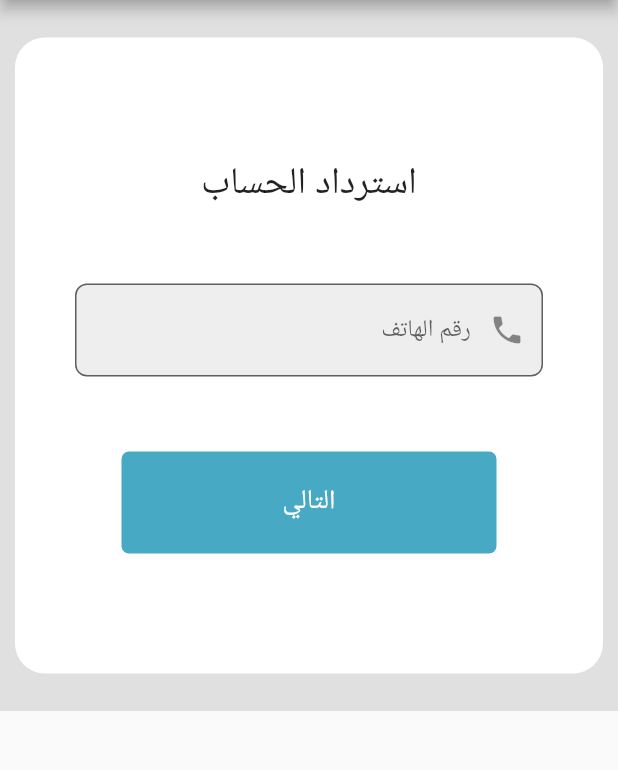
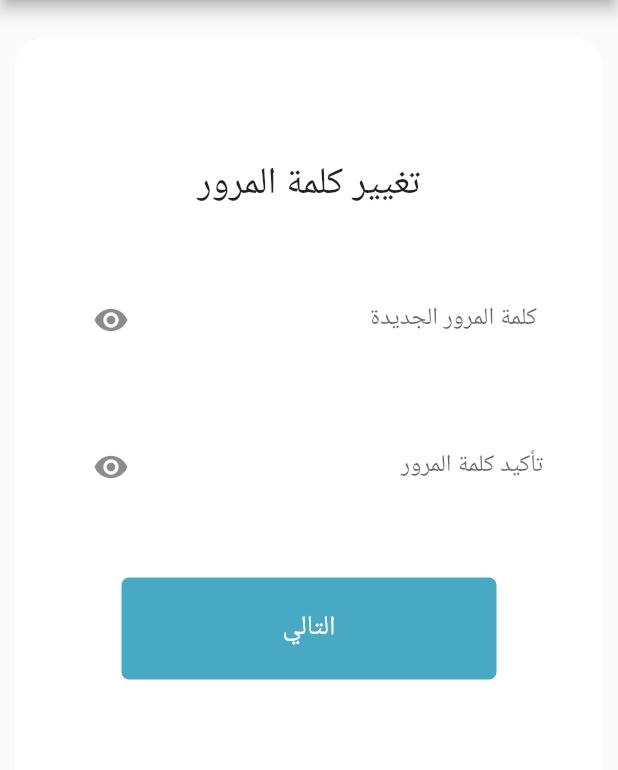
Before and after one commit to AliKireedan/tutorme, a Flutter app: the screen it shows after launch, on a phone screen of 412 x 824 dp, the part 84-854 px from its top. Run offline on Flutter 3.47's test engine with Material 2 defaults, Android fonts, the phone set to English and light mode, and no system bars; Roboto replaces fonts that are missing (Arial Hebrew, Tajwal).

Commit message:
Adding pages and fixing somethings

```diff
--- a/lib/main.dart
+++ b/lib/main.dart
@@ -3,7 +3,9 @@ import 'package:graduation_project/pages/Acount_Page.dart';
 import 'package:graduation_project/pages/CategoryPage.dart';
 import 'package:graduation_project/pages/MainScreen.dart';
 import 'package:graduation_project/pages/MessagePage.dart';
+import 'package:graduation_project/pages/Password%20Change.dart';
 import 'package:graduation_project/pages/Recover_Account.dart';
+import 'package:graduation_project/pages/Recover_Account_Code.dart';
 import 'package:graduation_project/pages/RegisterPage.dart';
 import 'package:graduation_project/pages/loginScreen.dart';
 import 'package:graduation_project/pages/rulesPage.dart';
@@ -25,7 +27,7 @@ class MyApp extends StatelessWidget {
     return MaterialApp(
       debugShowCheckedModeBanner: false,
       theme: ThemeData(),
-      home: RecoverAccount(),
+      home: PassChangeScreen(),
     );
   }
 }
--- /dev/null
+++ b/lib/pages/Password Change.dart
@@ -0,0 +1,103 @@
+import 'package:flutter/cupertino.dart';
+import 'package:flutter/material.dart';
+import 'package:graduation_project/Widgets/AppBar.dart';
+import 'package:graduation_project/main.dart';
+
+import 'Recover_Account_Code.dart';
+
+class PassChangeScreen extends StatefulWidget {
+  @override
+  State<PassChangeScreen> createState() => _PassChangeScreenState();
+}
+
+class _PassChangeScreenState extends State<PassChangeScreen> {
+  bool _isObscure2 = false;
+  bool _isObscure = false;
+
+  @override
+  Widget build(BuildContext context) {
+    return Directionality(
+      textDirection: TextDirection.rtl,
+      child: Scaffold(
+        appBar: buildAppBar('إسترداد الحساب'),
+        body: SingleChildScrollView(
+          child: Container(
+            child: Padding(
+              padding: const EdgeInsets.symmetric(horizontal: 10, vertical: 25),
+              child: Container(
+                padding: EdgeInsets.symmetric(horizontal: 40, vertical: 80),
+                decoration: BoxDecoration(
+                  color: Colors.white,
+                  borderRadius: BorderRadius.circular(20),
+                ),
+                child: Column(
+                  children: <Widget>[
+                    Text(
+                      'تغيير كلمة المرور',
+                      style: TextStyle(fontSize: 25),
+                    ),
+                    SizedBox(
+                      height: 50,
+                    ),
+                    TextFormField(
+                      obscureText: _isObscure,
+                      decoration: InputDecoration(
+                          border: InputBorder.none,
+                          hintText: ' كلمة المرور الجديدة',
+                          suffixIcon: IconButton(
+                              onPressed: () {
+                                setState(() {
+                                  _isObscure = !_isObscure;
+                                });
+                              },
+                              icon: Icon(Icons.remove_red_eye))),
+                    ),
+                    SizedBox(
+                      height: 50,
+                    ),
+                    TextFormField(
+                      obscureText: _isObscure2,
+                      decoration: InputDecoration(
+                          border: InputBorder.none,
+                          hintText: 'تأكيد كلمة المرور',
+                          suffixIcon: IconButton(
+                              onPressed: () {
+                                setState(() {
+                                  _isObscure2 = !_isObscure2;
+                                });
+                              },
+                              icon: Icon(Icons.remove_red_eye))),
+                    ),
+                    SizedBox(
+                      height: 50,
+                    ),
+                    Container(
+                        width: 250,
+                        padding:
+                            EdgeInsets.symmetric(vertical: 10, horizontal: 15),
+                        decoration: BoxDecoration(
+                            color: Color(0xff48A9C5),
+                            borderRadius: BorderRadius.circular(5)),
+                        child: MaterialButton(
+                            onPressed: () {
+                              Navigator.push(
+                                  context,
+                                  MaterialPageRoute(
+                                      builder: (context) =>
+                                          HomePage()));
+                            },
+                            child: Text("التالي",
+                                style: TextStyle(
+                                    fontSize: 18,
+                                    color: Colors.white,
+                                    fontFamily: 'Arial Hebrew')))),
+                  ],
+                ),
+              ),
+            ),
+          ),
+        ),
+      ),
+    );
+  }
+}
```
Also changed, not shown: lib/pages/Recover_Account.dart (+7 -2 lines), lib/pages/Recover_Account_Code.dart (added, +92 -0 lines), lib/pages/loginScreen.dart (+7 -1 lines).
